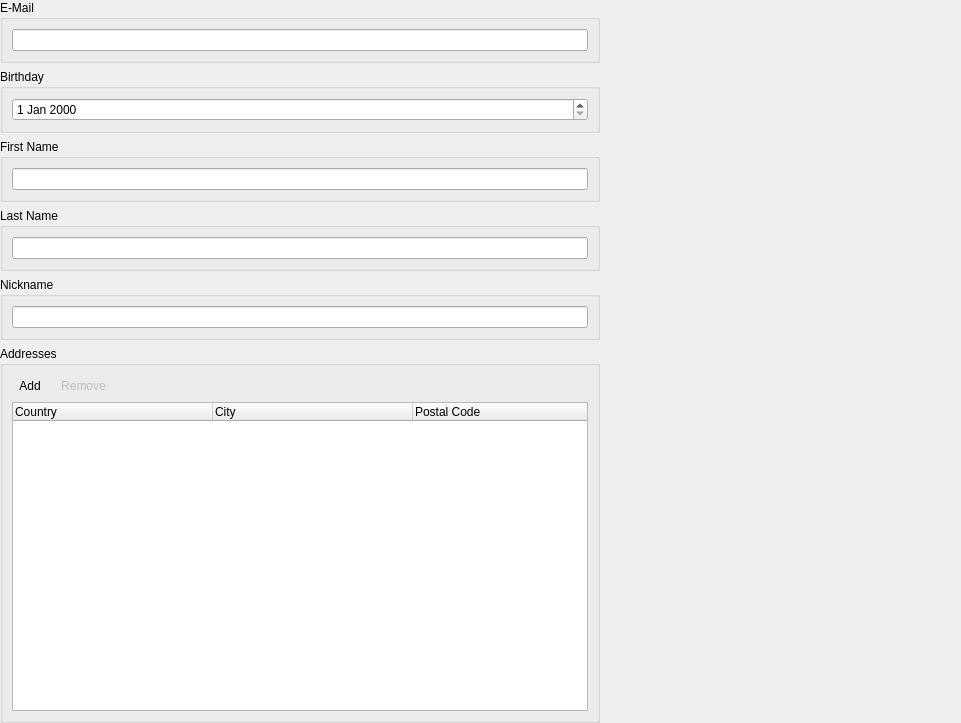
Old version of the form Include/imtauthgui/CContactInfoEditorComp.ui in the repository ImagingTools/ImtCore.
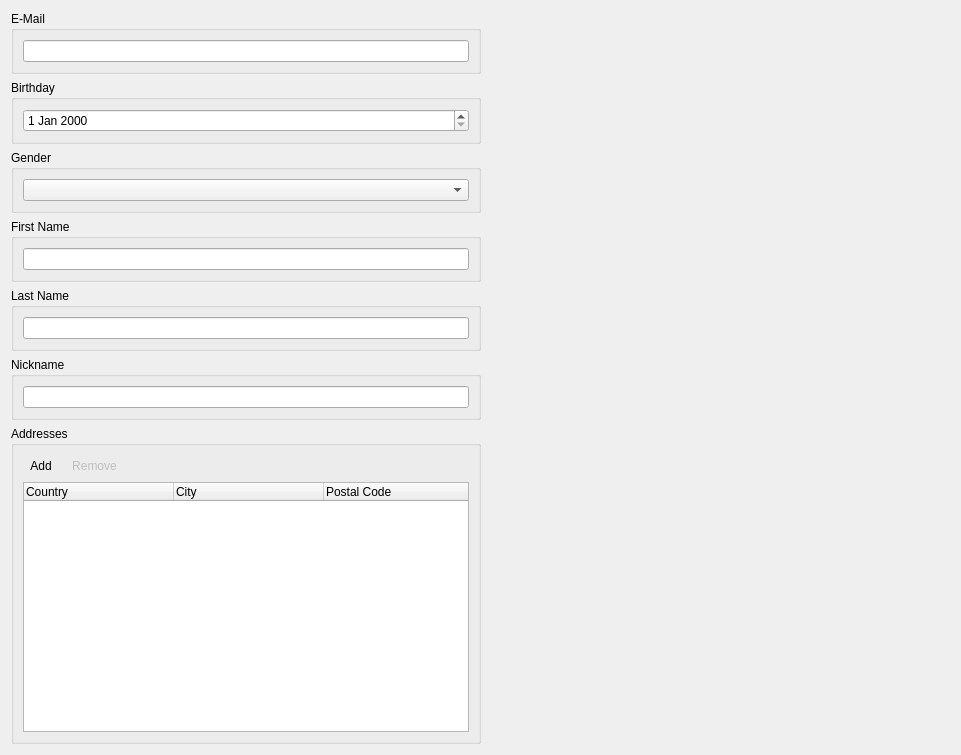
New version of the form. Icons and pictures are not drawn.

Commit message: Working on account/contact editors

```diff
--- a/Include/imtauthgui/CContactInfoEditorComp.ui
+++ b/Include/imtauthgui/CContactInfoEditorComp.ui
@@ -7,7 +7,7 @@
     <x>0</x>
     <y>0</y>
     <width>961</width>
-    <height>723</height>
+    <height>706</height>
    </rect>
   </property>
   <property name="windowTitle">
@@ -16,25 +16,18 @@
   <property name="styleSheet">
    <string notr="true"/>
   </property>
+  <layout class="QHBoxLayout" name="horizontalLayout_2">
+   <item>
   <layout class="QVBoxLayout" name="verticalLayout_7">
-   <property name="leftMargin">
-    <number>0</number>
-   </property>
-   <property name="topMargin">
-    <number>0</number>
-   </property>
-   <property name="rightMargin">
-    <number>0</number>
-   </property>
-   <property name="bottomMargin">
-    <number>0</number>
+     <property name="spacing">
+      <number>6</number>
    </property>
    <item>
     <widget class="QGroupBox" name="EMailGroup">
-     <property name="maximumSize">
+       <property name="minimumSize">
       <size>
-       <width>600</width>
-       <height>16777215</height>
+         <width>400</width>
+         <height>0</height>
       </size>
      </property>
      <property name="title">
@@ -49,10 +42,10 @@
    </item>
    <item>
     <widget class="QGroupBox" name="BirthdayGroup">
-     <property name="maximumSize">
+       <property name="minimumSize">
       <size>
-       <width>600</width>
-       <height>16777215</height>
+         <width>400</width>
+         <height>0</height>
       </size>
      </property>
      <property name="title">
@@ -65,12 +58,30 @@
      </layout>
     </widget>
    </item>
+     <item>
+      <widget class="QGroupBox" name="GenderGroup">
+       <property name="minimumSize">
+        <size>
+         <width>400</width>
+         <height>0</height>
+        </size>
+       </property>
+       <property name="title">
+        <string>Gender</string>
+       </property>
+       <layout class="QVBoxLayout" name="verticalLayout_4">
+        <item>
+         <widget class="QComboBox" name="GenderCombo"/>
+        </item>
+       </layout>
+      </widget>
+     </item>
    <item>
     <widget class="QGroupBox" name="FirstNameGroup">
-     <property name="maximumSize">
+       <property name="minimumSize">
       <size>
-       <width>600</width>
-       <height>16777215</height>
+         <width>400</width>
+         <height>0</height>
       </size>
      </property>
      <property name="title">
@@ -85,10 +96,10 @@
    </item>
    <item>
     <widget class="QGroupBox" name="LastNameGroup">
-     <property name="maximumSize">
+       <property name="minimumSize">
       <size>
-       <width>600</width>
-       <height>16777215</height>
+         <width>400</width>
+         <height>0</height>
       </size>
      </property>
      <property name="title">
@@ -103,10 +114,10 @@
    </item>
    <item>
     <widget class="QGroupBox" name="NicknameGroup">
-     <property name="maximumSize">
+       <property name="minimumSize">
       <size>
-       <width>600</width>
-       <height>16777215</height>
+         <width>400</width>
+         <height>0</height>
       </size>
      </property>
      <property name="title">
@@ -121,10 +132,10 @@
    </item>
    <item>
     <widget class="QGroupBox" name="AddressesGroup">
-     <property name="maximumSize">
+       <property name="minimumSize">
       <size>
-       <width>600</width>
-       <height>16777215</height>
+         <width>400</width>
+         <height>0</height>
       </size>
      </property>
      <property name="title">
@@ -181,6 +192,12 @@
       </item>
       <item>
        <widget class="QTreeWidget" name="Addresses">
+          <property name="minimumSize">
+           <size>
+            <width>0</width>
+            <height>250</height>
+           </size>
+          </property>
         <property name="selectionMode">
          <enum>QAbstractItemView::ExtendedSelection</enum>
         </property>
@@ -188,7 +205,7 @@
          <number>0</number>
         </property>
         <attribute name="headerDefaultSectionSize">
-         <number>200</number>
+           <number>150</number>
         </attribute>
         <column>
          <property name="text">
@@ -209,6 +226,34 @@
       </item>
      </layout>
     </widget>
+     </item>
+     <item>
+      <spacer name="verticalSpacer">
+       <property name="orientation">
+        <enum>Qt::Vertical</enum>
+       </property>
+       <property name="sizeHint" stdset="0">
+        <size>
+         <width>20</width>
+         <height>40</height>
+        </size>
+       </property>
+      </spacer>
+     </item>
+    </layout>
+   </item>
+   <item>
+    <spacer name="horizontalSpacer_2">
+     <property name="orientation">
+      <enum>Qt::Horizontal</enum>
+     </property>
+     <property name="sizeHint" stdset="0">
+      <size>
+       <width>332</width>
+       <height>20</height>
+      </size>
+     </property>
+    </spacer>
    </item>
   </layout>
  </widget>
```
Lines whose indentation alone changed are shown as unchanged. The commit also changes 7 other files.
